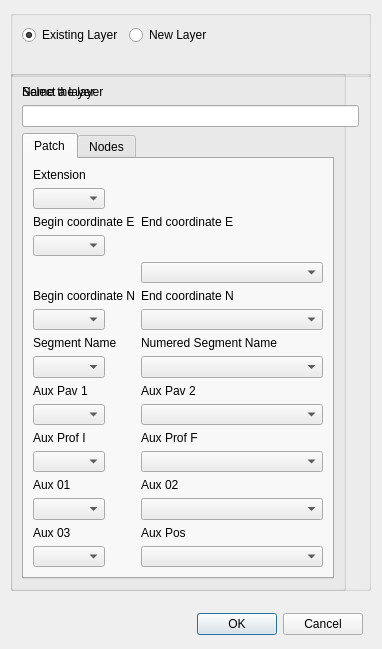
Before: the Qt Designer form red_basica_dialog_base.ui in EL-BID/red_basica, drawn with Qt 5.
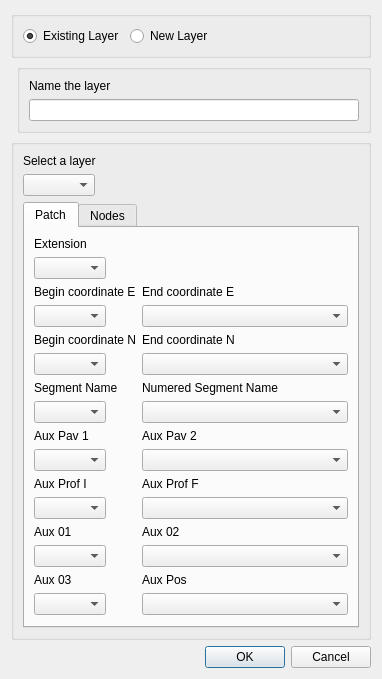
After: the same form once the commit is applied.

Commit message: Formatting widgets

```diff
--- a/red_basica_dialog_base.ui
+++ b/red_basica_dialog_base.ui
@@ -13,15 +13,9 @@
   <property name="windowTitle">
    <string>saniBID RedBasica</string>
   </property>
+  <layout class="QFormLayout" name="formLayout_6">
+   <item row="0" column="0" colspan="2">
   <widget class="QGroupBox" name="groupBox_2">
-   <property name="geometry">
-    <rect>
-     <x>10</x>
-     <y>10</y>
-     <width>361</width>
-     <height>67</height>
-    </rect>
-   </property>
    <property name="title">
     <string/>
    </property>
@@ -45,15 +39,28 @@
     </item>
    </layout>
   </widget>
+   </item>
+   <item row="1" column="1">
+    <widget class="QGroupBox" name="grpNewLayer">
+     <property name="title">
+      <string/>
+     </property>
+     <layout class="QFormLayout" name="formLayout_3">
+      <item row="0" column="0">
+       <widget class="QLabel" name="label_7">
+        <property name="text">
+         <string>Name the layer</string>
+        </property>
+       </widget>
+      </item>
+      <item row="1" column="0" colspan="2">
+       <widget class="QLineEdit" name="txtLayerName"/>
+      </item>
+     </layout>
+    </widget>
+   </item>
+   <item row="2" column="0" colspan="2">
   <widget class="QGroupBox" name="grpExistingLayer">
-   <property name="geometry">
-    <rect>
-     <x>10</x>
-     <y>70</y>
-     <width>336</width>
-     <height>521</height>
-    </rect>
-   </property>
    <property name="title">
     <string/>
    </property>
@@ -105,9 +112,6 @@
         <item row="3" column="0">
          <widget class="QComboBox" name="cboBeginCoordE"/>
         </item>
-        <item row="4" column="1">
-         <widget class="QComboBox" name="cboEndCoordE"/>
-        </item>
         <item row="5" column="0">
          <widget class="QLabel" name="label_3">
           <property name="text">
@@ -228,6 +232,9 @@
         <item row="16" column="1">
          <widget class="QComboBox" name="cboAuxPos"/>
         </item>
+          <item row="3" column="1">
+           <widget class="QComboBox" name="cboEndCoordE"/>
+          </item>
        </layout>
       </widget>
       <widget class="QWidget" name="tab_2">
@@ -271,44 +278,15 @@
     </item>
    </layout>
   </widget>
-  <widget class="QGroupBox" name="grpNewLayer">
-   <property name="geometry">
-    <rect>
-     <x>10</x>
-     <y>70</y>
-     <width>361</width>
-     <height>521</height>
-    </rect>
-   </property>
-   <property name="title">
-    <string/>
-   </property>
-   <layout class="QFormLayout" name="formLayout_3">
-    <item row="0" column="0">
-     <widget class="QLabel" name="label_7">
-      <property name="text">
-       <string>Name the layer</string>
-      </property>
-     </widget>
-    </item>
-    <item row="1" column="0" colspan="2">
-     <widget class="QLineEdit" name="txtLayerName"/>
-    </item>
-   </layout>
-  </widget>
+   </item>
+   <item row="3" column="0" colspan="2">
   <widget class="QDialogButtonBox" name="buttonBox">
-   <property name="geometry">
-    <rect>
-     <x>170</x>
-     <y>610</y>
-     <width>193</width>
-     <height>28</height>
-    </rect>
-   </property>
    <property name="standardButtons">
     <set>QDialogButtonBox::Cancel|QDialogButtonBox::Ok</set>
    </property>
   </widget>
+   </item>
+  </layout>
  </widget>
  <resources/>
  <connections/>
```
Lines whose indentation alone changed are shown as unchanged. The commit also changes 5 other files.
